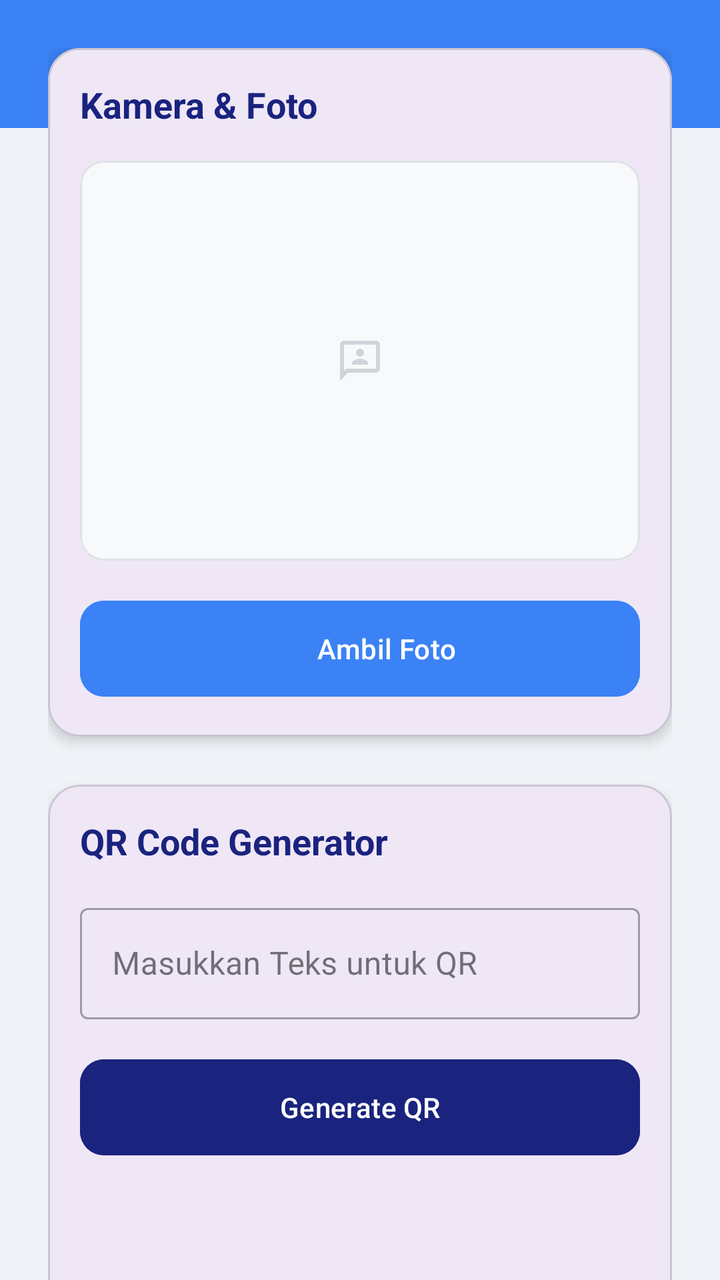
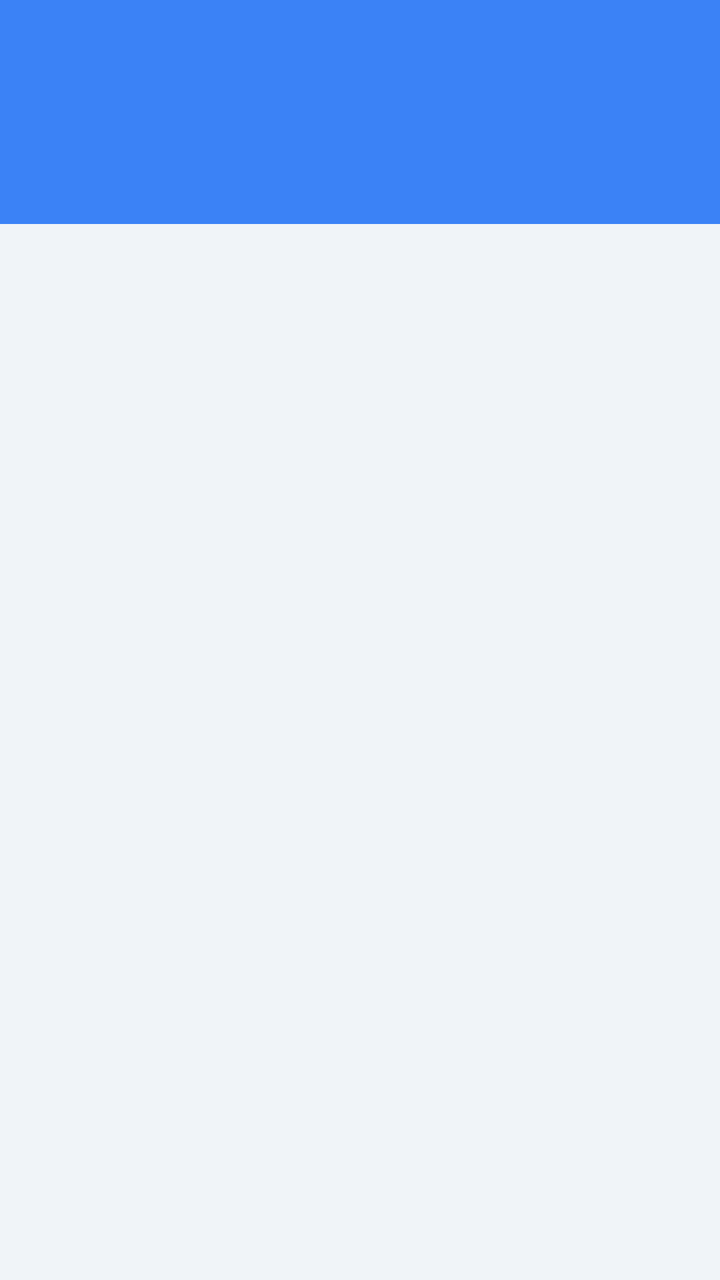

The first picture is an Android layout as it rendered before a commit; the second is the same layout after the commit. The layout source and the unified diff follow.
<!-- AndroidManifest.xml: application theme Theme.Naylaai -->
<!-- res/layout/activity_multimedia.xml -->
<?xml version="1.0" encoding="utf-8"?>
<androidx.coordinatorlayout.widget.CoordinatorLayout xmlns:android="http://schemas.android.com/apk/res/android"
    xmlns:app="http://schemas.android.com/apk/res-auto"
    xmlns:tools="http://schemas.android.com/tools"
    android:layout_width="match_parent"
    android:layout_height="match_parent"
    android:background="@color/background_light">

    <include
        android:id="@+id/includeToolbar"
        layout="@layout/toolbar_main" />

    <androidx.core.widget.NestedScrollView
        android:layout_width="match_parent"
        android:layout_height="match_parent"
        app:layout_behavior="@string/appbar_scrolling_view_behavior">

        <LinearLayout
            android:layout_width="match_parent"
            android:layout_height="wrap_content"
            android:orientation="vertical"
            android:padding="24dp">

            
            <com.google.android.material.card.MaterialCardView
                android:layout_width="match_parent"
                android:layout_height="wrap_content"
                app:cardCornerRadius="16dp"
                app:cardElevation="4dp"
                android:layout_marginBottom="24dp">

                <LinearLayout
                    android:layout_width="match_parent"
                    android:layout_height="wrap_content"
                    android:orientation="vertical"
                    android:padding="16dp">

                    <TextView
                        android:layout_width="wrap_content"
                        android:layout_height="wrap_content"
                        android:text="@string/label_camera_section"
                        android:textColor="@color/text_primary"
                        android:textSize="18sp"
                        android:textStyle="bold"
                        android:layout_marginBottom="16dp"/>

                    <com.google.android.material.card.MaterialCardView
                        android:layout_width="match_parent"
                        android:layout_height="200dp"
                        app:cardCornerRadius="12dp"
                        app:cardBackgroundColor="#F8F9FA"
                        app:strokeWidth="1dp"
                        app:strokeColor="#DEE2E6">

                        <ImageView
                            android:id="@+id/ivPhoto"
                            android:layout_width="match_parent"
                            android:layout_height="match_parent"
                            android:scaleType="centerInside"
                            android:src="@drawable/ic_profile"
                            app:tint="#CED4DA" />
                    </com.google.android.material.card.MaterialCardView>

                    <com.google.android.material.button.MaterialButton
                        android:id="@+id/btnCamera"
                        android:layout_width="match_parent"
                        android:layout_height="56dp"
                        android:layout_marginTop="16dp"
                        android:text="@string/btn_take_photo"
                        app:icon="@drawable/handphone"
                        app:cornerRadius="12dp"
                        android:backgroundTint="@color/primary_blue"/>
                </LinearLayout>
            </com.google.android.material.card.MaterialCardView>

            
            <com.google.android.material.card.MaterialCardView
                android:layout_width="match_parent"
                android:layout_height="wrap_content"
                app:cardCornerRadius="16dp"
                app:cardElevation="4dp"
                android:layout_marginBottom="24dp">

                <LinearLayout
                    android:layout_width="match_parent"
                    android:layout_height="wrap_content"
                    android:orientation="vertical"
                    android:padding="16dp">

                    <TextView
                        android:layout_width="wrap_content"
                        android:layout_height="wrap_content"
                        android:text="@string/label_qr_generator"
                        android:textColor="@color/text_primary"
                        android:textSize="18sp"
                        android:textStyle="bold"
                        android:layout_marginBottom="16dp"/>

                    <com.google.android.material.textfield.TextInputLayout
                        style="@style/Widget.MaterialComponents.TextInputLayout.OutlinedBox"
                        android:layout_width="match_parent"
                        android:layout_height="wrap_content"
                        android:hint="@string/hint_qr_input"
                        app:endIconMode="clear_text">

                        <com.google.android.material.textfield.TextInputEditText
                            android:id="@+id/etQrContent"
                            android:layout_width="match_parent"
                            android:layout_height="wrap_content" />
                    </com.google.android.material.textfield.TextInputLayout>

                    <com.google.android.material.button.MaterialButton
                        android:id="@+id/btnGenerateQr"
                        android:layout_width="match_parent"
                        android:layout_height="56dp"
                        android:layout_marginTop="16dp"
                        android:text="@string/btn_generate_qr"
                        app:cornerRadius="12dp"
                        android:backgroundTint="@color/text_primary"/>

                    <ImageView
                        android:id="@+id/ivQrCode"
                        android:layout_width="200dp"
                        android:layout_height="200dp"
                        android:layout_gravity="center"
                        android:layout_marginTop="16dp"
                        android:scaleType="fitCenter" />
                </LinearLayout>
            </com.google.android.material.card.MaterialCardView>

            
            <com.google.android.material.button.MaterialButton
                android:id="@+id/btnToScanner"
                android:layout_width="match_parent"
                android:layout_height="64dp"
                android:text="@string/btn_open_scanner"
                android:textSize="16sp"
                app:cornerRadius="16dp"
                android:backgroundTint="#4CAF50"
                app:icon="@drawable/ic_menu_seacrh"
                app:iconSize="24dp"/>

        </LinearLayout>
    </androidx.core.widget.NestedScrollView>

</androidx.coordinatorlayout.widget.CoordinatorLayout>
<!-- res/layout/toolbar_main.xml (included above) -->
<?xml version="1.0" encoding="utf-8"?>
<androidx.appcompat.widget.Toolbar xmlns:android="http://schemas.android.com/apk/res/android"
    xmlns:app="http://schemas.android.com/apk/res-auto"
    android:id="@+id/toolbar"
    android:layout_width="match_parent"
    android:layout_height="?attr/actionBarSize"
    android:background="@color/primary_blue"
    android:elevation="0dp"
    android:theme="@style/ThemeOverlay.AppCompat.Dark.ActionBar"
    app:titleTextColor="@color/white"
    app:popupTheme="@style/ThemeOverlay.AppCompat.Light" />
<!-- resources referenced by this layout -->
<resources>
  <color name="background_light">#F0F4F8</color>
  <color name="primary_blue">#3B82F6</color>
  <color name="text_primary">#1A237E</color>
  <color name="white">#FFFFFFFF</color>
  <!-- drawable handphone (drawable) -->
  <?xml version="1.0" encoding="utf-8"?>
  <selector xmlns:android="http://schemas.android.com/apk/res/android">
  
  </selector>
  <!-- drawable ic_menu_seacrh (drawable) -->
  <?xml version="1.0" encoding="utf-8"?>
  <selector xmlns:android="http://schemas.android.com/apk/res/android">
  
  </selector>
  <!-- drawable ic_profile (drawable) -->
  <vector xmlns:android="http://schemas.android.com/apk/res/android" android:height="24dp" android:tint="#000000" android:viewportHeight="960" android:viewportWidth="960" android:width="24dp">
        
      <path android:fillColor="@android:color/white" android:pathData="M320,560L640,560L640,538Q640,494 596,467Q552,440 480,440Q408,440 364,467Q320,494 320,538L320,560ZM536.5,376.5Q560,353 560,320Q560,287 536.5,263.5Q513,240 480,240Q447,240 423.5,263.5Q400,287 400,320Q400,353 423.5,376.5Q447,400 480,400Q513,400 536.5,376.5ZM80,880L80,160Q80,127 103.5,103.5Q127,80 160,80L800,80Q833,80 856.5,103.5Q880,127 880,160L880,640Q880,673 856.5,696.5Q833,720 800,720L240,720L80,880ZM206,640L800,640Q800,640 800,640Q800,640 800,640L800,160Q800,160 800,160Q800,160 800,160L160,160Q160,160 160,160Q160,160 160,160L160,685L206,640ZM160,640L160,640L160,160Q160,160 160,160Q160,160 160,160L160,160Q160,160 160,160Q160,160 160,160L160,640Q160,640 160,640Q160,640 160,640Z"/>
      
  </vector>
  <string name="btn_generate_qr">Generate QR</string>
  <string name="btn_open_scanner">Buka Scanner QR</string>
  <string name="btn_take_photo">Ambil Foto</string>
  <string name="hint_qr_input">Masukkan Teks untuk QR</string>
  <string name="label_camera_section">Kamera &amp; Foto</string>
  <string name="label_qr_generator">QR Code Generator</string>
  <style name="Theme.Naylaai" parent="Base.Theme.Naylaai" />
  <style name="Base.Theme.Naylaai" parent="Theme.Material3.DayNight.NoActionBar">
          
          
      </style>
</resources>

<!-- the commit's change to res/layout/activity_multimedia.xml (unified diff, before → after) -->
@@ -1,147 +1,38 @@
 <?xml version="1.0" encoding="utf-8"?>
 <androidx.coordinatorlayout.widget.CoordinatorLayout xmlns:android="http://schemas.android.com/apk/res/android"
     xmlns:app="http://schemas.android.com/apk/res-auto"
-    xmlns:tools="http://schemas.android.com/tools"
     android:layout_width="match_parent"
     android:layout_height="match_parent"
     android:background="@color/background_light">
 
-    <include
-        android:id="@+id/includeToolbar"
-        layout="@layout/toolbar_main" />
+    <com.google.android.material.appbar.AppBarLayout
+        android:layout_width="match_parent"
+        android:layout_height="wrap_content"
+        android:theme="@style/Theme.Naylaai.AppBarOverlay">
 
-    <androidx.core.widget.NestedScrollView
+        <include
+            android:id="@+id/includeToolbar"
+            layout="@layout/toolbar_main" />
+
+        <com.google.android.material.tabs.TabLayout
+            android:id="@+id/tabLayout"
+            android:layout_width="match_parent"
+            android:layout_height="wrap_content"
+            app:tabIndicatorColor="@color/white"
+            app:tabSelectedTextColor="@color/white"
+            app:tabTextColor="#CCFFFFFF"
+            android:background="@color/primary_blue"
+            app:tabIndicatorHeight="3dp"
+            app:tabRippleColor="@color/accent_blue"
+            app:tabMode="fixed" />
+
+    </com.google.android.material.appbar.AppBarLayout>
+
+    <androidx.viewpager2.widget.ViewPager2
+        android:id="@+id/viewPager"
         android:layout_width="match_parent"
         android:layout_height="match_parent"
-        app:layout_behavior="@string/appbar_scrolling_view_behavior">
-
-        <LinearLayout
-            android:layout_width="match_parent"
-            android:layout_height="wrap_content"
-            android:orientation="vertical"
-            android:padding="24dp">
-
-            
-            <com.google.android.material.card.MaterialCardView
-                android:layout_width="match_parent"
-                android:layout_height="wrap_content"
-                app:cardCornerRadius="16dp"
-                app:cardElevation="4dp"
-                android:layout_marginBottom="24dp">
-
-                <LinearLayout
-                    android:layout_width="match_parent"
-                    android:layout_height="wrap_content"
-                    android:orientation="vertical"
-                    android:padding="16dp">
-
-                    <TextView
-                        android:layout_width="wrap_content"
-                        android:layout_height="wrap_content"
-                        android:text="@string/label_camera_section"
-                        android:textColor="@color/text_primary"
-                        android:textSize="18sp"
-                        android:textStyle="bold"
-                        android:layout_marginBottom="16dp"/>
-
-                    <com.google.android.material.card.MaterialCardView
-                        android:layout_width="match_parent"
-                        android:layout_height="200dp"
-                        app:cardCornerRadius="12dp"
-                        app:cardBackgroundColor="#F8F9FA"
-                        app:strokeWidth="1dp"
-                        app:strokeColor="#DEE2E6">
-
-                        <ImageView
-                            android:id="@+id/ivPhoto"
-                            android:layout_width="match_parent"
-                            android:layout_height="match_parent"
-                            android:scaleType="centerInside"
-                            android:src="@drawable/ic_profile"
-                            app:tint="#CED4DA" />
-                    </com.google.android.material.card.MaterialCardView>
-
-                    <com.google.android.material.button.MaterialButton
-                        android:id="@+id/btnCamera"
-                        android:layout_width="match_parent"
-                        android:layout_height="56dp"
-                        android:layout_marginTop="16dp"
-                        android:text="@string/btn_take_photo"
-                        app:icon="@drawable/handphone"
-                        app:cornerRadius="12dp"
-                        android:backgroundTint="@color/primary_blue"/>
-                </LinearLayout>
-            </com.google.android.material.card.MaterialCardView>
-
-            
-            <com.google.android.material.card.MaterialCardView
-                android:layout_width="match_parent"
-                android:layout_height="wrap_content"
-                app:cardCornerRadius="16dp"
-                app:cardElevation="4dp"
-                android:layout_marginBottom="24dp">
-
-                <LinearLayout
-                    android:layout_width="match_parent"
-                    android:layout_height="wrap_content"
-                    android:orientation="vertical"
-                    android:padding="16dp">
-
-                    <TextView
-                        android:layout_width="wrap_content"
-                        android:layout_height="wrap_content"
-                        android:text="@string/label_qr_generator"
-                        android:textColor="@color/text_primary"
-                        android:textSize="18sp"
-                        android:textStyle="bold"
-                        android:layout_marginBottom="16dp"/>
-
-                    <com.google.android.material.textfield.TextInputLayout
-                        style="@style/Widget.MaterialComponents.TextInputLayout.OutlinedBox"
-                        android:layout_width="match_parent"
-                        android:layout_height="wrap_content"
-                        android:hint="@string/hint_qr_input"
-                        app:endIconMode="clear_text">
-
-                        <com.google.android.material.textfield.TextInputEditText
-                            android:id="@+id/etQrContent"
-                            android:layout_width="match_parent"
-                            android:layout_height="wrap_content" />
-                    </com.google.android.material.textfield.TextInputLayout>
-
-                    <com.google.android.material.button.MaterialButton
-                        android:id="@+id/btnGenerateQr"
-                        android:layout_width="match_parent"
-                        android:layout_height="56dp"
-                        android:layout_marginTop="16dp"
-                        android:text="@string/btn_generate_qr"
-                        app:cornerRadius="12dp"
-                        android:backgroundTint="@color/text_primary"/>
-
-                    <ImageView
-                        android:id="@+id/ivQrCode"
-                        android:layout_width="200dp"
-                        android:layout_height="200dp"
-                        android:layout_gravity="center"
-                        android:layout_marginTop="16dp"
-                        android:scaleType="fitCenter" />
-                </LinearLayout>
-            </com.google.android.material.card.MaterialCardView>
-
-            
-            <com.google.android.material.button.MaterialButton
-                android:id="@+id/btnToScanner"
-                android:layout_width="match_parent"
-                android:layout_height="64dp"
-                android:text="@string/btn_open_scanner"
-                android:textSize="16sp"
-                app:cornerRadius="16dp"
-                android:backgroundTint="#4CAF50"
-                app:icon="@drawable/ic_menu_seacrh"
-                app:iconSize="24dp"/>
-
-        </LinearLayout>
-    </androidx.core.widget.NestedScrollView>
+        app:layout_behavior="@string/appbar_scrolling_view_behavior" />
 
 </androidx.coordinatorlayout.widget.CoordinatorLayout>
 <!-- res/layout/toolbar_main.xml (included above) -->
<!-- resource entries referenced after the edit -->
@@ -1,31 +1,10 @@
 <!-- resources referenced by this layout -->
 <resources>
+  <color name="accent_blue">#DBEAFE</color>
   <color name="background_light">#F0F4F8</color>
   <color name="primary_blue">#3B82F6</color>
-  <color name="text_primary">#1A237E</color>
   <color name="white">#FFFFFFFF</color>
-  <!-- drawable handphone (drawable) -->
-  <?xml version="1.0" encoding="utf-8"?>
-  <selector xmlns:android="http://schemas.android.com/apk/res/android">
-  
-  </selector>
-  <!-- drawable ic_menu_seacrh (drawable) -->
-  <?xml version="1.0" encoding="utf-8"?>
-  <selector xmlns:android="http://schemas.android.com/apk/res/android">
-  
-  </selector>
-  <!-- drawable ic_profile (drawable) -->
-  <vector xmlns:android="http://schemas.android.com/apk/res/android" android:height="24dp" android:tint="#000000" android:viewportHeight="960" android:viewportWidth="960" android:width="24dp">
-        
-      <path android:fillColor="@android:color/white" android:pathData="M320,560L640,560L640,538Q640,494 596,467Q552,440 480,440Q408,440 364,467Q320,494 320,538L320,560ZM536.5,376.5Q560,353 560,320Q560,287 536.5,263.5Q513,240 480,240Q447,240 423.5,263.5Q400,287 400,320Q400,353 423.5,376.5Q447,400 480,400Q513,400 536.5,376.5ZM80,880L80,160Q80,127 103.5,103.5Q127,80 160,80L800,80Q833,80 856.5,103.5Q880,127 880,160L880,640Q880,673 856.5,696.5Q833,720 800,720L240,720L80,880ZM206,640L800,640Q800,640 800,640Q800,640 800,640L800,160Q800,160 800,160Q800,160 800,160L160,160Q160,160 160,160Q160,160 160,160L160,685L206,640ZM160,640L160,640L160,160Q160,160 160,160Q160,160 160,160L160,160Q160,160 160,160Q160,160 160,160L160,640Q160,640 160,640Q160,640 160,640Z"/>
-      
-  </vector>
-  <string name="btn_generate_qr">Generate QR</string>
-  <string name="btn_open_scanner">Buka Scanner QR</string>
-  <string name="btn_take_photo">Ambil Foto</string>
-  <string name="hint_qr_input">Masukkan Teks untuk QR</string>
-  <string name="label_camera_section">Kamera &amp; Foto</string>
-  <string name="label_qr_generator">QR Code Generator</string>
+  <style name="Theme.Naylaai.AppBarOverlay" parent="ThemeOverlay.AppCompat.Dark.ActionBar" />
   <style name="Theme.Naylaai" parent="Base.Theme.Naylaai" />
   <style name="Base.Theme.Naylaai" parent="Theme.Material3.DayNight.NoActionBar">
           
